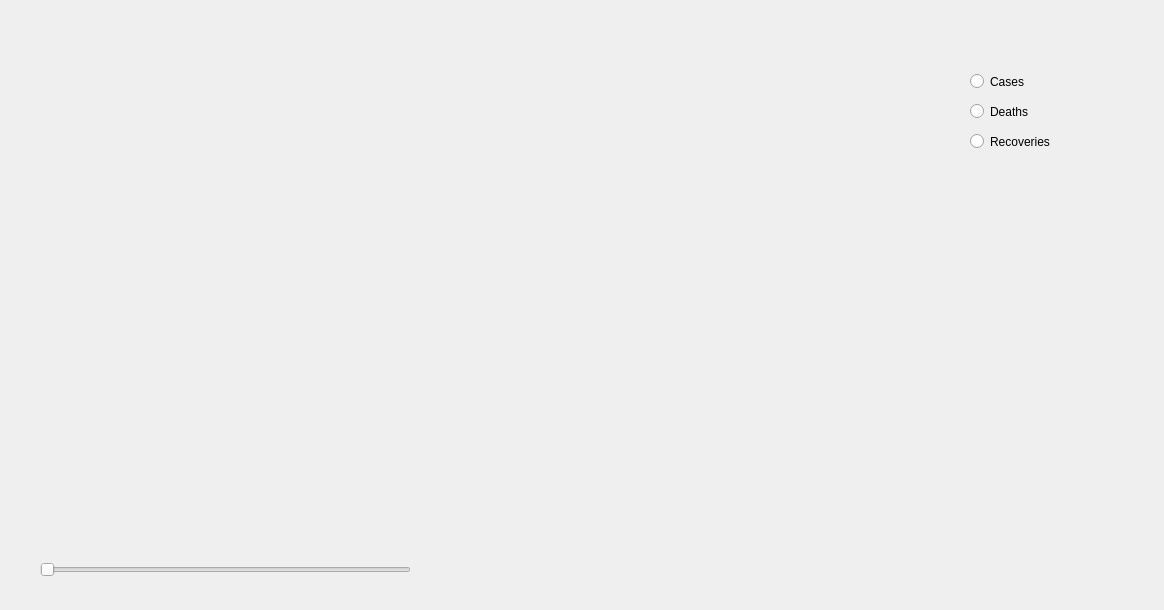
This is Covid-19_DataVisualization/mapviewwidget.ui in anmaber/COVID-19_DataVisualization as Qt 5 draws it before an edit. The edited form follows.
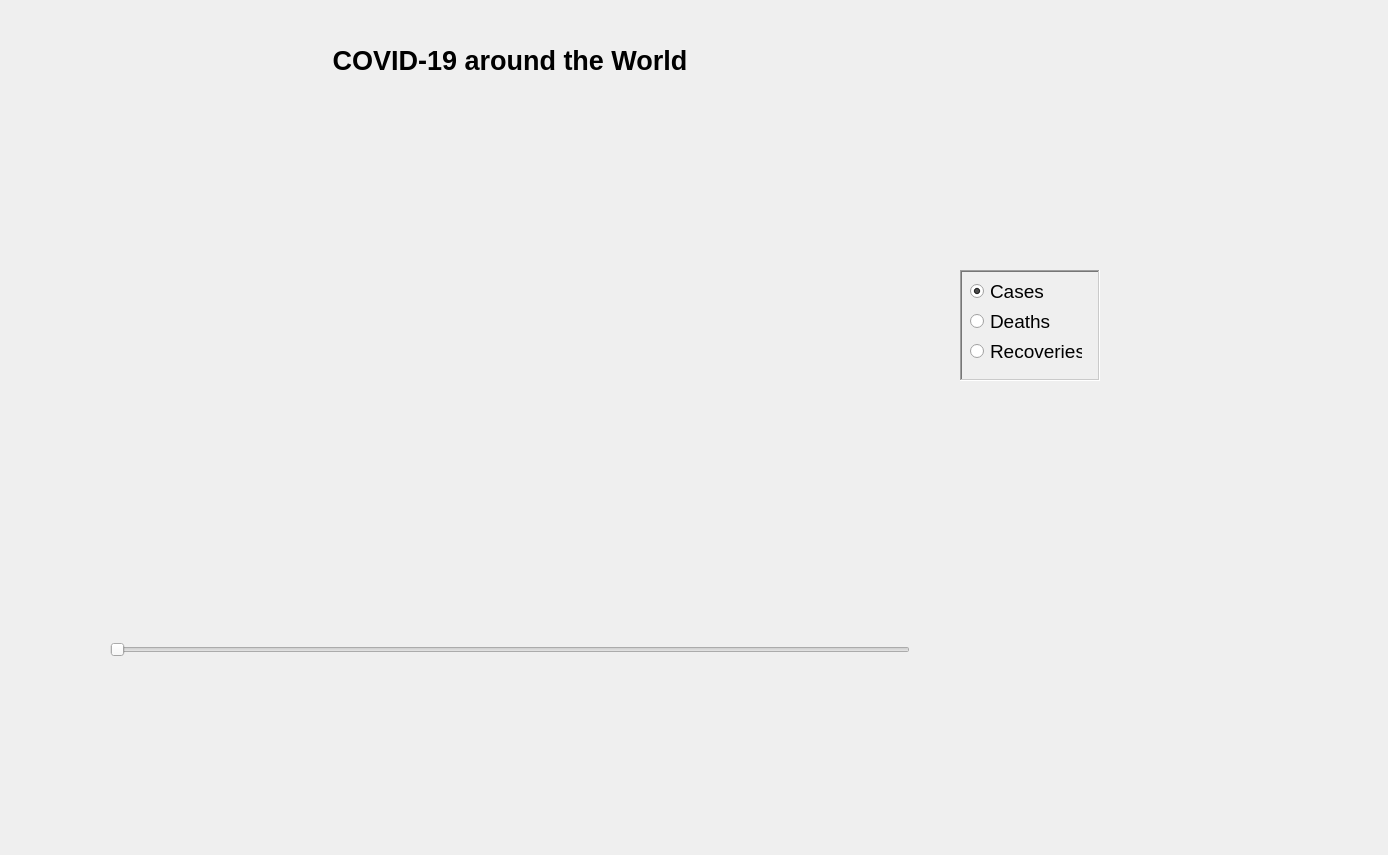
This is the edited form.

```diff
--- a/Covid-19_DataVisualization/mapviewwidget.ui
+++ b/Covid-19_DataVisualization/mapviewwidget.ui
@@ -6,75 +6,156 @@
    <rect>
     <x>0</x>
     <y>0</y>
-    <width>1164</width>
-    <height>610</height>
+    <width>1388</width>
+    <height>855</height>
    </rect>
   </property>
   <property name="windowTitle">
    <string>Form</string>
   </property>
-  <widget class="QSlider" name="horizontalSlider">
+  <widget class="QWidget" name="container" native="true">
    <property name="geometry">
     <rect>
-     <x>40</x>
-     <y>560</y>
-     <width>371</width>
-     <height>20</height>
+     <x>50</x>
+     <y>120</y>
+     <width>800</width>
+     <height>500</height>
     </rect>
    </property>
-   <property name="orientation">
-    <enum>Qt::Horizontal</enum>
+   <property name="sizePolicy">
+    <sizepolicy hsizetype="MinimumExpanding" vsizetype="MinimumExpanding">
+     <horstretch>0</horstretch>
+     <verstretch>0</verstretch>
+    </sizepolicy>
+   </property>
+   <property name="minimumSize">
+    <size>
+     <width>800</width>
+     <height>500</height>
+    </size>
    </property>
   </widget>
-  <widget class="QRadioButton" name="radioButtonCases">
+  <widget class="QFrame" name="frame">
    <property name="geometry">
     <rect>
-     <x>970</x>
+     <x>960</x>
+     <y>270</y>
+     <width>140</width>
+     <height>111</height>
+    </rect>
+   </property>
+   <property name="frameShape">
+    <enum>QFrame::WinPanel</enum>
+   </property>
+   <property name="frameShadow">
+    <enum>QFrame::Sunken</enum>
+   </property>
+   <property name="lineWidth">
+    <number>2</number>
+   </property>
+   <property name="midLineWidth">
+    <number>3</number>
+   </property>
+   <widget class="QRadioButton" name="radioButtonRecoveries">
+    <property name="geometry">
+     <rect>
+      <x>10</x>
      <y>70</y>
      <width>112</width>
      <height>23</height>
     </rect>
    </property>
+    <property name="font">
+     <font>
+      <pointsize>14</pointsize>
+     </font>
+    </property>
    <property name="text">
-    <string>Cases</string>
+     <string>Recoveries</string>
    </property>
   </widget>
   <widget class="QRadioButton" name="radioButtonDeaths">
    <property name="geometry">
     <rect>
-     <x>970</x>
-     <y>100</y>
+      <x>10</x>
+      <y>40</y>
      <width>112</width>
      <height>23</height>
     </rect>
    </property>
+    <property name="font">
+     <font>
+      <pointsize>14</pointsize>
+     </font>
+    </property>
    <property name="text">
     <string>Deaths</string>
    </property>
-  </widget>
-  <widget class="QRadioButton" name="radioButtonRecoveries">
+    <property name="checkable">
+     <bool>true</bool>
+    </property>
+   </widget>
+   <widget class="QRadioButton" name="radioButtonCases">
    <property name="geometry">
     <rect>
-     <x>970</x>
-     <y>130</y>
+      <x>10</x>
+      <y>10</y>
      <width>112</width>
      <height>23</height>
     </rect>
    </property>
+    <property name="font">
+     <font>
+      <pointsize>14</pointsize>
+     </font>
+    </property>
    <property name="text">
-    <string>Recoveries</string>
-   </property>
-  </widget>
-  <widget class="QWidget" name="container" native="true">
+     <string>Cases</string>
+    </property>
+    <property name="checked">
+     <bool>true</bool>
+    </property>
+   </widget>
+  </widget>
+  <widget class="QLabel" name="label">
    <property name="geometry">
     <rect>
-     <x>60</x>
+     <x>110</x>
      <y>30</y>
-     <width>721</width>
-     <height>400</height>
+     <width>800</width>
+     <height>61</height>
     </rect>
    </property>
    <property name="sizePolicy">
+    <sizepolicy hsizetype="MinimumExpanding" vsizetype="Preferred">
+     <horstretch>0</horstretch>
+     <verstretch>0</verstretch>
+    </sizepolicy>
+   </property>
+   <property name="font">
+    <font>
+     <pointsize>20</pointsize>
+     <weight>75</weight>
+     <bold>true</bold>
+    </font>
+   </property>
+   <property name="text">
+    <string>COVID-19 around the World</string>
+   </property>
+   <property name="alignment">
+    <set>Qt::AlignCenter</set>
+   </property>
+  </widget>
+  <widget class="QLabel" name="endDate">
+   <property name="geometry">
+    <rect>
+     <x>830</x>
+     <y>670</y>
+     <width>150</width>
+     <height>17</height>
+    </rect>
+   </property>
+   <property name="sizePolicy">
     <sizepolicy hsizetype="Fixed" vsizetype="Fixed">
      <horstretch>0</horstretch>
      <verstretch>0</verstretch>
@@ -82,9 +163,72 @@
    </property>
    <property name="minimumSize">
     <size>
-     <width>400</width>
-     <height>400</height>
+     <width>150</width>
+     <height>0</height>
     </size>
+   </property>
+   <property name="font">
+    <font>
+     <pointsize>13</pointsize>
+    </font>
+   </property>
+   <property name="text">
+    <string/>
+   </property>
+   <property name="alignment">
+    <set>Qt::AlignCenter</set>
+   </property>
+  </widget>
+  <widget class="QLabel" name="startDate">
+   <property name="geometry">
+    <rect>
+     <x>40</x>
+     <y>670</y>
+     <width>150</width>
+     <height>17</height>
+    </rect>
+   </property>
+   <property name="sizePolicy">
+    <sizepolicy hsizetype="Fixed" vsizetype="Fixed">
+     <horstretch>0</horstretch>
+     <verstretch>0</verstretch>
+    </sizepolicy>
+   </property>
+   <property name="minimumSize">
+    <size>
+     <width>150</width>
+     <height>0</height>
+    </size>
+   </property>
+   <property name="font">
+    <font>
+     <pointsize>13</pointsize>
+    </font>
+   </property>
+   <property name="text">
+    <string/>
+   </property>
+   <property name="alignment">
+    <set>Qt::AlignCenter</set>
+   </property>
+  </widget>
+  <widget class="QSlider" name="horizontalSlider">
+   <property name="geometry">
+    <rect>
+     <x>110</x>
+     <y>640</y>
+     <width>800</width>
+     <height>20</height>
+    </rect>
+   </property>
+   <property name="sizePolicy">
+    <sizepolicy hsizetype="Fixed" vsizetype="Fixed">
+     <horstretch>0</horstretch>
+     <verstretch>0</verstretch>
+    </sizepolicy>
+   </property>
+   <property name="orientation">
+    <enum>Qt::Horizontal</enum>
    </property>
   </widget>
  </widget>
```
Lines whose indentation alone changed are shown as unchanged.
